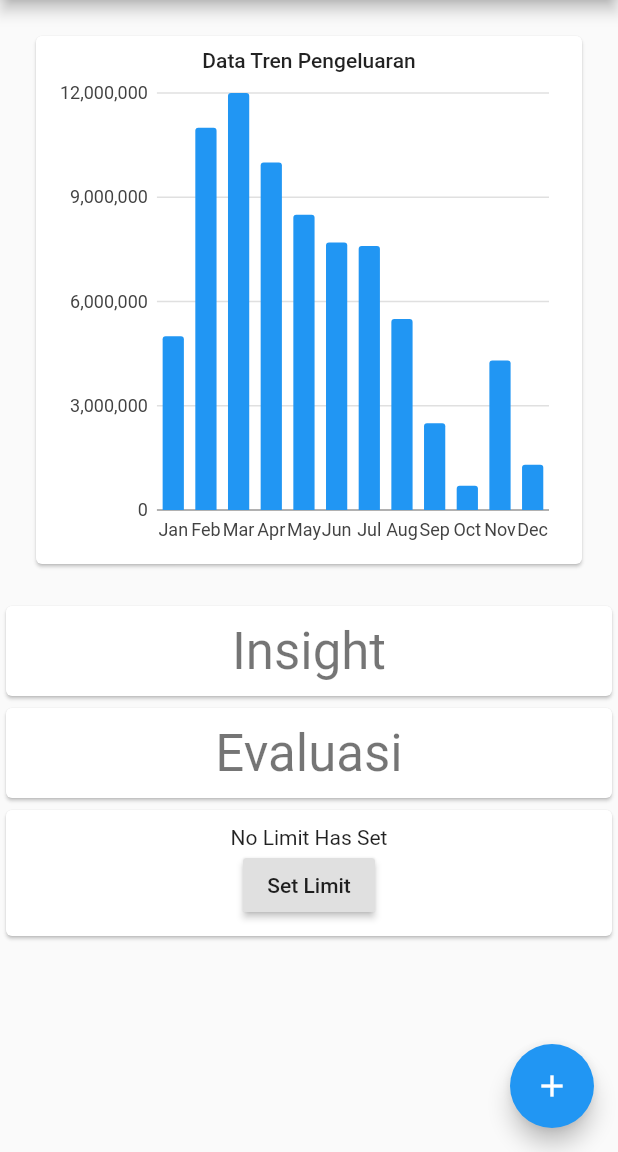
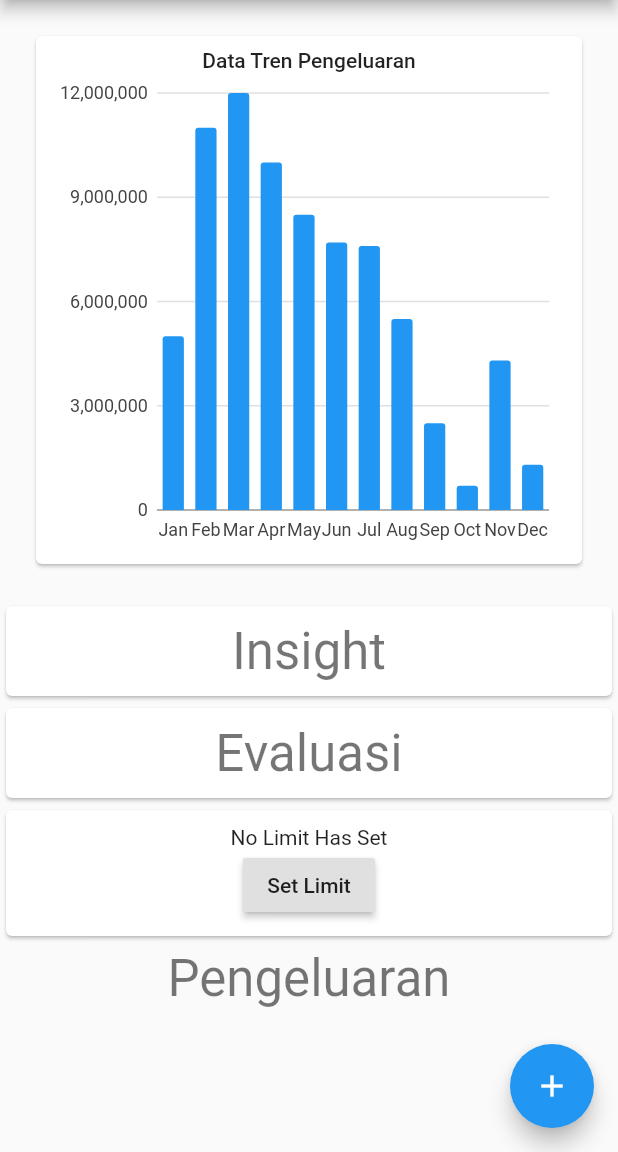
Before and after one commit to suggoitanoshi/Hemat.in, a Flutter app: the screen it shows after launch, on a phone screen of 412 x 824 dp, the part 84-1236 px from its top. Run offline on Flutter 3.47's test engine with Material 2 defaults, Android fonts, the phone set to English and light mode, and no system bars; our stand-ins replace charts_flutter, moor, moor_flutter; generated files the repository leaves out were written again.

```diff
--- a/lib/main.dart
+++ b/lib/main.dart
@@ -6,6 +6,7 @@ import 'package:provider/provider.dart';
 import 'package:hematin/subscriber_chart.dart';
 import 'package:charts_flutter/flutter.dart' as charts;
 import 'package:hematin/subscriber_series.dart';
+import 'package:hematin/expense.dart';
 
 void main() {
   runApp(MyApp());
@@ -196,6 +197,12 @@ class _MyHomePageState extends State<MyHomePage> {
                 ),
               ),
             ),
+            FlatButton(
+              child: Text('Pengeluaran',style: Theme.of(context).textTheme.headline4),
+              onPressed: () {
+                Navigator.push(context, MaterialPageRoute(builder: (context)=> Pengeluaran()));
+              }
+            )
           ],
         ),
       ),
```
Also changed, not shown: lib/expense.dart (added, +31 -0 lines), pubspec.lock, 1 other file.
